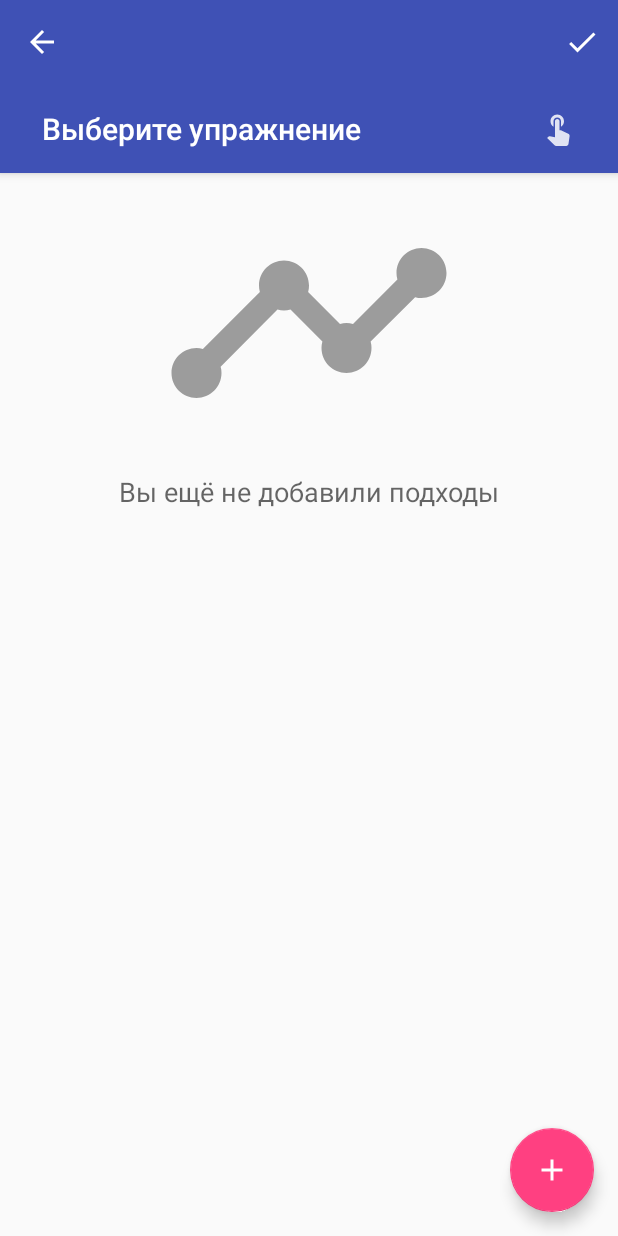
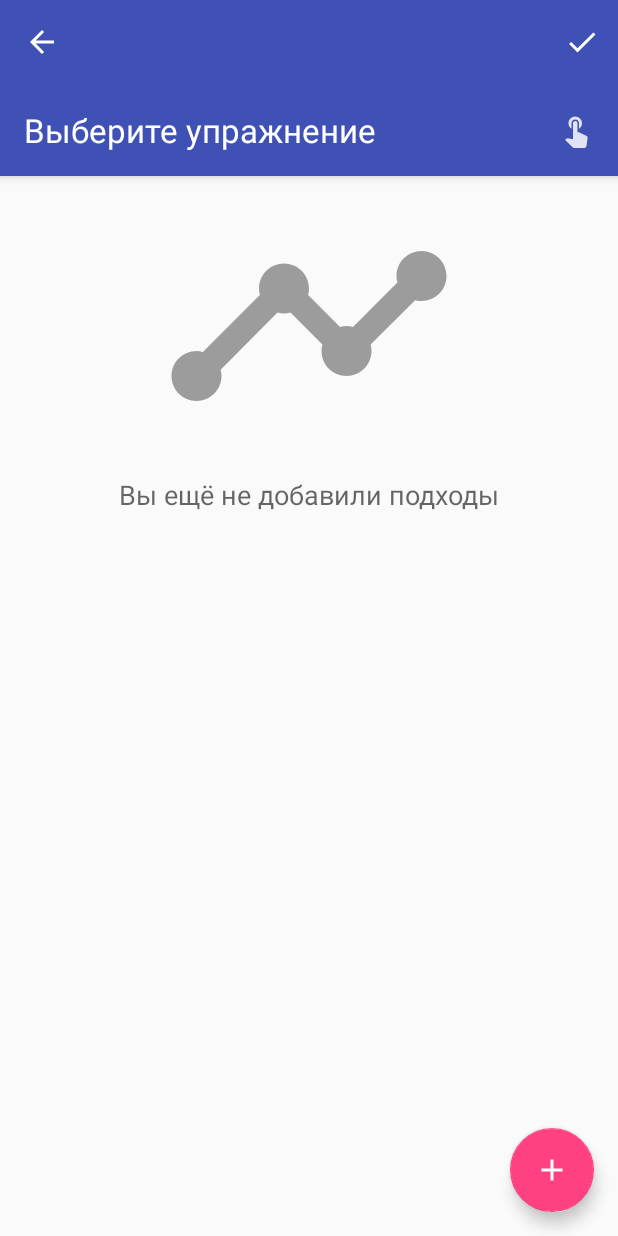
Before and after one commit to codingworkshopru/Gymm, an Android app: the ProgramExerciseActivity screen opened directly, with no data from a screen before it, on a phone screen of 412 x 824 dp. Run offline under Robolectric (Android 15) with nearby library versions, the phone set to English and light mode, and no system bars; our stand-ins replace data binding.

Commit message:
added new fields into Exercise model; fixed onBackPressed from ProgramExerciseActivity; layout fixes; gradle new version

```diff
--- a/app/src/main/java/ru/codingworkshop/gymm/program/activity/exercise/ProgramExerciseActivity.java
+++ b/app/src/main/java/ru/codingworkshop/gymm/program/activity/exercise/ProgramExerciseActivity.java
@@ -202,6 +202,8 @@ public class ProgramExerciseActivity extends AppCompatActivity
                 finishActivity(ProgramTrainingActivity.REQUEST_CODE_EXERCISE);
                 NavUtils.navigateUpFromSameTask(this);
             }
+        } else {
+            NavUtils.navigateUpFromSameTask(this);
         }
     }
 
--- a/app/src/main/java/ru/codingworkshop/gymm/program/activity/training/ProgramTrainingActivity.java
+++ b/app/src/main/java/ru/codingworkshop/gymm/program/activity/training/ProgramTrainingActivity.java
@@ -161,9 +161,7 @@ public class ProgramTrainingActivity extends AppCompatActivity
     }
 
     private void finishActivity(boolean save) {
-        if (!save) {
-            NavUtils.navigateUpFromSameTask(this);
-        } else {
+        if (save) {
             TextInputEditText trainingName = (TextInputEditText) findViewById(R.id.program_training_name);
             TextInputLayout trainingNameLayout = (TextInputLayout)findViewById(R.id.program_training_name_layout);
             if (trainingName.length() == 0) {
@@ -183,6 +181,8 @@ public class ProgramTrainingActivity extends AppCompatActivity
             } else {
                 getSupportLoaderManager().initLoader(TrainingAsyncLoader.LOADER_TRAINING_SAVE, null, ProgramTrainingActivity.this);
             }
+        } else {
+            NavUtils.navigateUpFromSameTask(this);
         }
     }
 
--- a/app/src/main/res/layout/activity_program_exercise.xml
+++ b/app/src/main/res/layout/activity_program_exercise.xml
@@ -28,28 +28,31 @@
                 android:layout_width="match_parent"
                 android:layout_height="?attr/actionBarSize"/>
 
-            <TextView
-                android:id="@+id/program_exercise_name"
-                style="@style/Widget.AppCompat.Button.Borderless"
+            <LinearLayout
                 android:layout_width="match_parent"
                 android:layout_height="wrap_content"
-                android:layout_marginEnd="16dp"
-                android:layout_marginLeft="16dp"
-                android:layout_marginRight="16dp"
-                android:layout_marginStart="16dp"
-                android:clickable="true"
-                android:drawableEnd="@drawable/ic_touch_app_white_24dp"
-                android:drawableRight="@drawable/ic_touch_app_white_24dp"
-                android:ellipsize="end"
-                android:focusable="true"
-                android:maxLines="1"
+                android:padding="16dp"
                 android:onClick="onExercisePick"
-                android:paddingBottom="16dp"
-                android:paddingTop="16dp"
-                android:text="@{exercise.getExercise() == null ? @string/program_exercise_activity_exercise_empty_text : exercise.getExercise().getName()}"
-                android:gravity="start"
-                android:textAppearance="@style/TextAppearance.AppCompat.Widget.ActionBar.Title"
-                tools:text="Some text" />
+                android:background="?attr/selectableItemBackground"
+                android:orientation="horizontal">
+
+                <TextView
+                    android:id="@+id/program_exercise_name"
+                    android:layout_width="wrap_content"
+                    android:layout_height="wrap_content"
+                    android:layout_gravity="center_vertical"
+                    android:layout_weight="1"
+                    android:ellipsize="end"
+                    android:maxLines="1"
+                    android:text="@{exercise.getExercise() == null ? @string/program_exercise_activity_exercise_empty_text : exercise.exercise.name}"
+                    android:textAppearance="@style/TextAppearance.AppCompat.Large"
+                    tools:text="Some text" />
+                <ImageView
+                    android:layout_width="wrap_content"
+                    android:layout_height="wrap_content"
+                    android:layout_gravity="end|center_vertical"
+                    app:srcCompat="@drawable/ic_touch_app_white_24dp" />
+            </LinearLayout>
 
 
             <!--<Spinner-->
--- a/build.gradle
+++ b/build.gradle
@@ -5,7 +5,7 @@ buildscript {
         jcenter()
     }
     dependencies {
-        classpath 'com.android.tools.build:gradle:2.3.0'
+        classpath 'com.android.tools.build:gradle:2.3.1'
 
         // NOTE: Do not place your application dependencies here; they belong
         // in the individual module build.gradle files
```
Also changed, not shown: app/src/main/java/ru/codingworkshop/gymm/data/GymContract.java (+12 -0 lines), app/src/main/java/ru/codingworkshop/gymm/data/GymDbHelper.java (+16 -0 lines), app/src/main/java/ru/codingworkshop/gymm/data/model/Exercise.java (+92 -25 lines), app/src/main/res/layout/activity_exercise_info.xml (+24 -15 lines).
